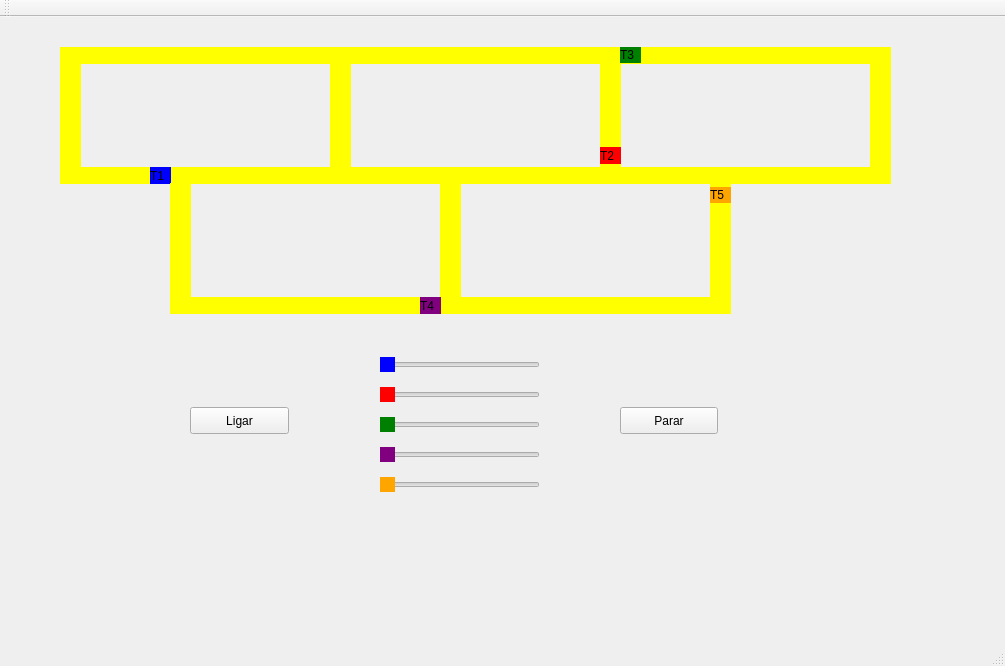
Qt form mainwindow.ui (Igorsb3000/Trabalho-Pratico-2-SO) before a commit.
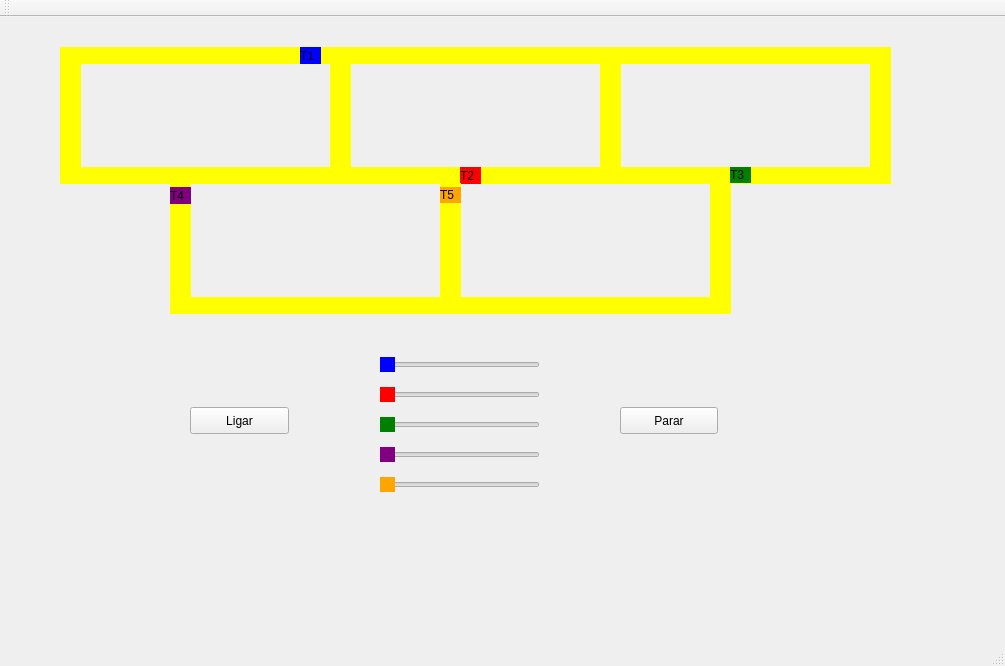
The same form after that commit.

Commit message: feat(smooth): rodando de forma lisa

Patch:
```diff
--- a/mainwindow.ui
+++ b/mainwindow.ui
@@ -17,8 +17,8 @@
    <widget class="QLabel" name="label_trem1">
     <property name="geometry">
      <rect>
-      <x>150</x>
-      <y>150</y>
+      <x>300</x>
+      <y>30</y>
       <width>21</width>
       <height>17</height>
      </rect>
@@ -616,8 +616,8 @@
    <widget class="QLabel" name="label_trem2">
     <property name="geometry">
      <rect>
-      <x>600</x>
-      <y>130</y>
+      <x>460</x>
+      <y>150</y>
       <width>21</width>
       <height>17</height>
      </rect>
@@ -760,8 +760,8 @@
    <widget class="QLabel" name="label_trem3">
     <property name="geometry">
      <rect>
-      <x>620</x>
-      <y>30</y>
+      <x>730</x>
+      <y>150</y>
       <width>21</width>
       <height>16</height>
      </rect>
@@ -776,8 +776,8 @@
    <widget class="QLabel" name="label_trem4">
     <property name="geometry">
      <rect>
-      <x>420</x>
-      <y>280</y>
+      <x>170</x>
+      <y>170</y>
       <width>21</width>
       <height>17</height>
      </rect>
@@ -792,7 +792,7 @@
    <widget class="QLabel" name="label_trem5">
     <property name="geometry">
      <rect>
-      <x>710</x>
+      <x>440</x>
       <y>170</y>
       <width>21</width>
       <height>16</height>
```
The commit also changes 1 other file.
